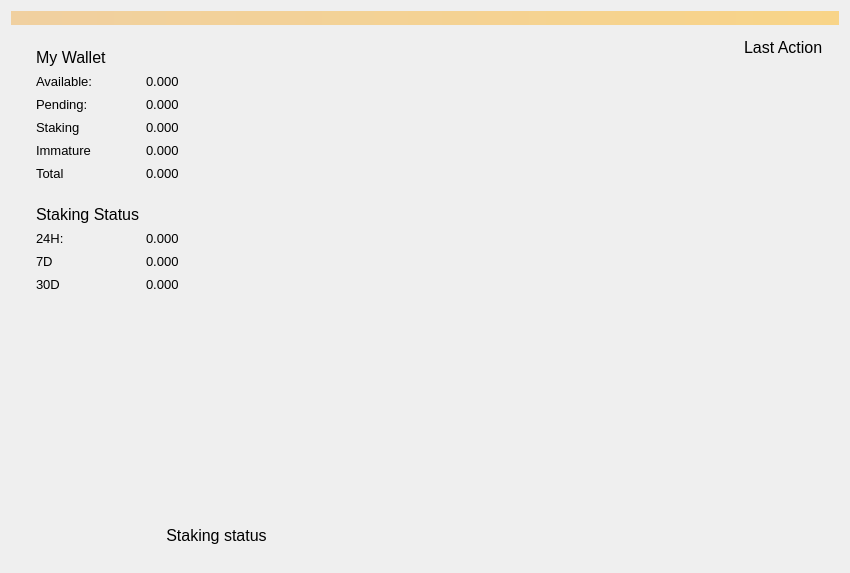
Qt form src/qt/forms/overviewpage.ui (mammix2/boostcoin) before a commit.
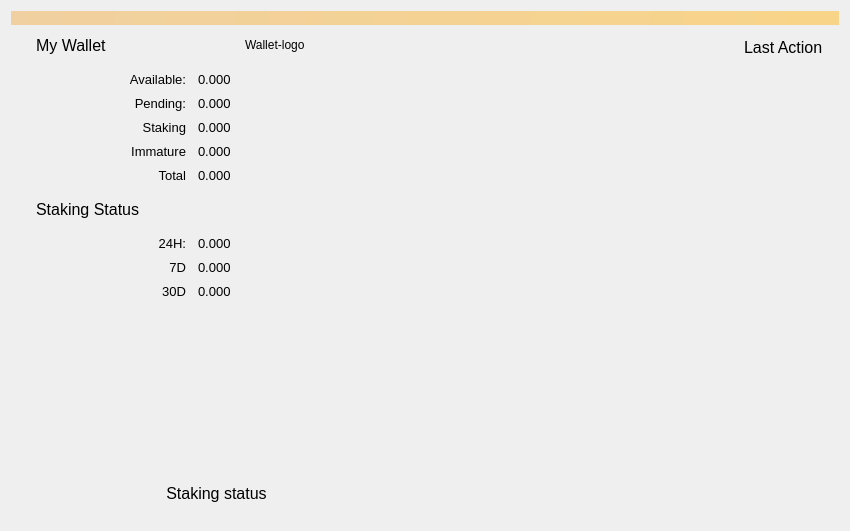
The same form after that commit. Icons and pictures are not drawn. Custom widgets are drawn as their Qt base class.

Diff of the .ui file:
```diff
--- a/src/qt/forms/overviewpage.ui
+++ b/src/qt/forms/overviewpage.ui
@@ -7,7 +7,7 @@
     <x>0</x>
     <y>0</y>
     <width>850</width>
-    <height>573</height>
+    <height>531</height>
    </rect>
   </property>
   <property name="sizePolicy">
@@ -59,7 +59,7 @@
         <number>16</number>
        </property>
        <property name="topMargin">
-        <number>7</number>
+        <number>4</number>
        </property>
        <property name="rightMargin">
         <number>16</number>
@@ -69,33 +69,67 @@
        </property>
        <item>
         <widget class="QWidget" name="widget" native="true">
-         <layout class="QVBoxLayout" name="verticalLayout_5">
+         <layout class="QVBoxLayout" name="verticalLayout_4" stretch="0,0,0,0">
+          <property name="spacing">
+           <number>6</number>
+          </property>
+          <property name="leftMargin">
+           <number>9</number>
+          </property>
+          <property name="topMargin">
+           <number>0</number>
+          </property>
+          <property name="rightMargin">
+           <number>9</number>
+          </property>
+          <property name="bottomMargin">
+           <number>6</number>
+          </property>
           <item>
-           <layout class="QHBoxLayout" name="horizontalLayout_6">
+           <layout class="QHBoxLayout" name="horizontalLayout_9">
             <item>
-             <layout class="QFormLayout" name="formLayout_2">
-              <property name="labelAlignment">
-               <set>Qt::AlignLeading|Qt::AlignLeft|Qt::AlignVCenter</set>
-              </property>
-              <item row="1" column="0">
                <widget class="QLabel" name="label_MyWallet">
+              <property name="enabled">
+               <bool>true</bool>
+              </property>
                 <property name="sizePolicy">
-                 <sizepolicy hsizetype="Minimum" vsizetype="Preferred">
+               <sizepolicy hsizetype="Preferred" vsizetype="Preferred">
                   <horstretch>0</horstretch>
                   <verstretch>0</verstretch>
                  </sizepolicy>
                 </property>
+              <property name="minimumSize">
+               <size>
+                <width>110</width>
+                <height>0</height>
+               </size>
+              </property>
                 <property name="font">
                  <font>
                   <pointsize>12</pointsize>
                  </font>
                 </property>
+              <property name="layoutDirection">
+               <enum>Qt::LeftToRight</enum>
+              </property>
+              <property name="lineWidth">
+               <number>1</number>
+              </property>
                 <property name="text">
                  <string>My Wallet</string>
                 </property>
-               </widget>
-              </item>
-              <item row="1" column="1">
+              <property name="alignment">
+               <set>Qt::AlignLeading|Qt::AlignLeft|Qt::AlignVCenter</set>
+              </property>
+              <property name="margin">
+               <number>-1</number>
+              </property>
+              <property name="indent">
+               <number>-1</number>
+              </property>
+             </widget>
+            </item>
+            <item>
                <spacer name="horizontalSpacer_2">
                 <property name="orientation">
                  <enum>Qt::Horizontal</enum>
@@ -108,7 +142,211 @@
                 </property>
                </spacer>
               </item>
-              <item row="5" column="0">
+            <item>
+             <widget class="QLabel" name="label">
+              <property name="text">
+               <string>Wallet-logo</string>
+              </property>
+             </widget>
+            </item>
+            <item>
+             <spacer name="horizontalSpacer_3">
+              <property name="orientation">
+               <enum>Qt::Horizontal</enum>
+              </property>
+              <property name="sizeHint" stdset="0">
+               <size>
+                <width>40</width>
+                <height>20</height>
+               </size>
+              </property>
+             </spacer>
+            </item>
+           </layout>
+          </item>
+          <item>
+           <layout class="QFormLayout" name="formLayout_3">
+            <property name="horizontalSpacing">
+             <number>12</number>
+            </property>
+            <property name="verticalSpacing">
+             <number>7</number>
+            </property>
+            <property name="leftMargin">
+             <number>50</number>
+            </property>
+            <property name="topMargin">
+             <number>10</number>
+            </property>
+            <property name="rightMargin">
+             <number>10</number>
+            </property>
+            <property name="bottomMargin">
+             <number>10</number>
+            </property>
+            <item row="0" column="0">
+             <widget class="QLabel" name="label_5">
+              <property name="sizePolicy">
+               <sizepolicy hsizetype="Minimum" vsizetype="Preferred">
+                <horstretch>0</horstretch>
+                <verstretch>0</verstretch>
+               </sizepolicy>
+              </property>
+              <property name="minimumSize">
+               <size>
+                <width>100</width>
+                <height>17</height>
+               </size>
+              </property>
+              <property name="maximumSize">
+               <size>
+                <width>100</width>
+                <height>17</height>
+               </size>
+              </property>
+              <property name="font">
+               <font>
+                <pointsize>10</pointsize>
+                <weight>50</weight>
+                <bold>false</bold>
+                <stylestrategy>PreferAntialias</stylestrategy>
+               </font>
+              </property>
+              <property name="text">
+               <string>Available:</string>
+              </property>
+              <property name="alignment">
+               <set>Qt::AlignRight|Qt::AlignTrailing|Qt::AlignVCenter</set>
+              </property>
+             </widget>
+            </item>
+            <item row="0" column="1">
+             <widget class="QLabel" name="labelBalance">
+              <property name="font">
+               <font>
+                <pointsize>10</pointsize>
+                <weight>50</weight>
+                <bold>false</bold>
+                <stylestrategy>PreferAntialias</stylestrategy>
+               </font>
+              </property>
+              <property name="text">
+               <string>0.000</string>
+              </property>
+              <property name="alignment">
+               <set>Qt::AlignLeading|Qt::AlignLeft|Qt::AlignVCenter</set>
+              </property>
+             </widget>
+            </item>
+            <item row="1" column="0">
+             <widget class="QLabel" name="label_7">
+              <property name="sizePolicy">
+               <sizepolicy hsizetype="Minimum" vsizetype="Preferred">
+                <horstretch>0</horstretch>
+                <verstretch>0</verstretch>
+               </sizepolicy>
+              </property>
+              <property name="minimumSize">
+               <size>
+                <width>100</width>
+                <height>17</height>
+               </size>
+              </property>
+              <property name="maximumSize">
+               <size>
+                <width>100</width>
+                <height>17</height>
+               </size>
+              </property>
+              <property name="font">
+               <font>
+                <pointsize>10</pointsize>
+                <weight>50</weight>
+                <bold>false</bold>
+                <stylestrategy>PreferAntialias</stylestrategy>
+               </font>
+              </property>
+              <property name="text">
+               <string>Pending:</string>
+              </property>
+              <property name="alignment">
+               <set>Qt::AlignRight|Qt::AlignTrailing|Qt::AlignVCenter</set>
+              </property>
+             </widget>
+            </item>
+            <item row="1" column="1">
+             <widget class="QLabel" name="labelUnconfirmed">
+              <property name="font">
+               <font>
+                <pointsize>10</pointsize>
+                <weight>50</weight>
+                <bold>false</bold>
+                <stylestrategy>PreferAntialias</stylestrategy>
+               </font>
+              </property>
+              <property name="text">
+               <string>0.000</string>
+              </property>
+              <property name="alignment">
+               <set>Qt::AlignLeading|Qt::AlignLeft|Qt::AlignVCenter</set>
+              </property>
+             </widget>
+            </item>
+            <item row="2" column="0">
+             <widget class="QLabel" name="labelStakingText">
+              <property name="sizePolicy">
+               <sizepolicy hsizetype="Minimum" vsizetype="Preferred">
+                <horstretch>0</horstretch>
+                <verstretch>0</verstretch>
+               </sizepolicy>
+              </property>
+              <property name="minimumSize">
+               <size>
+                <width>100</width>
+                <height>17</height>
+               </size>
+              </property>
+              <property name="maximumSize">
+               <size>
+                <width>100</width>
+                <height>17</height>
+               </size>
+              </property>
+              <property name="font">
+               <font>
+                <pointsize>10</pointsize>
+                <weight>50</weight>
+                <bold>false</bold>
+                <stylestrategy>PreferAntialias</stylestrategy>
+               </font>
+              </property>
+              <property name="text">
+               <string>Staking</string>
+              </property>
+              <property name="alignment">
+               <set>Qt::AlignRight|Qt::AlignTrailing|Qt::AlignVCenter</set>
+              </property>
+             </widget>
+            </item>
+            <item row="2" column="1">
+             <widget class="QLabel" name="labelStaking">
+              <property name="font">
+               <font>
+                <pointsize>10</pointsize>
+                <weight>50</weight>
+                <bold>false</bold>
+                <stylestrategy>PreferAntialias</stylestrategy>
+               </font>
+              </property>
+              <property name="text">
+               <string>0.000</string>
+              </property>
+              <property name="alignment">
+               <set>Qt::AlignLeading|Qt::AlignLeft|Qt::AlignVCenter</set>
+              </property>
+             </widget>
+            </item>
+            <item row="3" column="0">
                <widget class="QLabel" name="labelImmatureText">
                 <property name="sizePolicy">
                  <sizepolicy hsizetype="Minimum" vsizetype="Preferred">
@@ -140,11 +378,11 @@
                  <string>Immature</string>
                 </property>
                 <property name="alignment">
-                 <set>Qt::AlignLeading|Qt::AlignLeft|Qt::AlignVCenter</set>
+               <set>Qt::AlignRight|Qt::AlignTrailing|Qt::AlignVCenter</set>
                 </property>
                </widget>
               </item>
-              <item row="5" column="1">
+            <item row="3" column="1">
                <widget class="QLabel" name="labelImmature">
                 <property name="font">
                  <font>
@@ -162,7 +400,7 @@
                 </property>
                </widget>
               </item>
-              <item row="6" column="0">
+            <item row="4" column="0">
                <widget class="QLabel" name="label_8">
                 <property name="sizePolicy">
                  <sizepolicy hsizetype="Minimum" vsizetype="Preferred">
@@ -194,11 +432,11 @@
                  <string>Total</string>
                 </property>
                 <property name="alignment">
-                 <set>Qt::AlignLeading|Qt::AlignLeft|Qt::AlignVCenter</set>
+               <set>Qt::AlignRight|Qt::AlignTrailing|Qt::AlignVCenter</set>
                 </property>
                </widget>
               </item>
-              <item row="6" column="1">
+            <item row="4" column="1">
                <widget class="QLabel" name="labelTotal">
                 <property name="font">
                  <font>
@@ -216,90 +454,60 @@
                 </property>
                </widget>
               </item>
-              <item row="8" column="0">
+           </layout>
+          </item>
+          <item>
+           <layout class="QHBoxLayout" name="horizontalLayout_4">
+            <item>
                <widget class="QLabel" name="StakingStatus_Heading">
+              <property name="minimumSize">
+               <size>
+                <width>100</width>
+                <height>0</height>
+               </size>
+              </property>
                 <property name="font">
                  <font>
                   <pointsize>12</pointsize>
                  </font>
                 </property>
+              <property name="lineWidth">
+               <number>1</number>
+              </property>
                 <property name="text">
                  <string>Staking Status</string>
                 </property>
                 <property name="alignment">
                  <set>Qt::AlignLeading|Qt::AlignLeft|Qt::AlignVCenter</set>
                 </property>
-               </widget>
-              </item>
-              <item row="8" column="1">
-               <spacer name="horizontalSpacer">
-                <property name="orientation">
-                 <enum>Qt::Horizontal</enum>
-                </property>
-                <property name="sizeHint" stdset="0">
-                 <size>
-                  <width>40</width>
-                  <height>20</height>
-                 </size>
-                </property>
-               </spacer>
-              </item>
-              <item row="9" column="0">
-               <widget class="QLabel" name="label_10">
-                <property name="sizePolicy">
-                 <sizepolicy hsizetype="Minimum" vsizetype="Preferred">
-                  <horstretch>0</horstretch>
-                  <verstretch>0</verstretch>
-                 </sizepolicy>
-                </property>
-                <property name="minimumSize">
-                 <size>
-                  <width>100</width>
-                  <height>17</height>
-                 </size>
-                </property>
-                <property name="maximumSize">
-                 <size>
-                  <width>100</width>
-                  <height>17</height>
-                 </size>
-                </property>
-                <property name="font">
-                 <font>
-                  <pointsize>10</pointsize>
-                  <weight>50</weight>
-                  <bold>false</bold>
-                  <stylestrategy>PreferAntialias</stylestrategy>
-                 </font>
-                </property>
-                <property name="text">
-                 <string>24H:</string>
-                </property>
-                <property name="alignment">
-                 <set>Qt::AlignLeading|Qt::AlignLeft|Qt::AlignVCenter</set>
-                </property>
-               </widget>
-              </item>
-              <item row="9" column="1">
-               <widget class="QLabel" name="label24hStakingStats">
-                <property name="font">
-                 <font>
-                  <pointsize>10</pointsize>
-                  <weight>50</weight>
-                  <bold>false</bold>
-                  <stylestrategy>PreferAntialias</stylestrategy>
-                  <kerning>false</kerning>
-                 </font>
-                </property>
-                <property name="text">
-                 <string>0.000</string>
-                </property>
-                <property name="alignment">
-                 <set>Qt::AlignLeading|Qt::AlignLeft|Qt::AlignVCenter</set>
-                </property>
-               </widget>
-              </item>
-              <item row="10" column="0">
+              <property name="margin">
+               <number>-1</number>
+              </property>
+             </widget>
+            </item>
+           </layout>
+          </item>
+          <item>
+           <layout class="QFormLayout" name="formLayout">
+            <property name="horizontalSpacing">
+             <number>12</number>
+            </property>
+            <property name="verticalSpacing">
+             <number>7</number>
+            </property>
+            <property name="leftMargin">
+             <number>50</number>
+            </property>
+            <property name="topMargin">
+             <number>10</number>
+            </property>
+            <property name="rightMargin">
+             <number>10</number>
+            </property>
+            <property name="bottomMargin">
+             <number>10</number>
+            </property>
+            <item row="1" column="0">
                <widget class="QLabel" name="label_13">
                 <property name="sizePolicy">
                  <sizepolicy hsizetype="Minimum" vsizetype="Preferred">
@@ -332,11 +540,11 @@
                  <string>7D</string>
                 </property>
                 <property name="alignment">
-                 <set>Qt::AlignLeading|Qt::AlignLeft|Qt::AlignVCenter</set>
+               <set>Qt::AlignRight|Qt::AlignTrailing|Qt::AlignVCenter</set>
                 </property>
                </widget>
               </item>
-              <item row="10" column="1">
+            <item row="1" column="1">
                <widget class="QLabel" name="label7dStakingStats">
                 <property name="font">
                  <font>
@@ -355,7 +563,7 @@
                 </property>
                </widget>
               </item>
-              <item row="11" column="0">
+            <item row="2" column="0">
                <widget class="QLabel" name="label_14">
                 <property name="sizePolicy">
                  <sizepolicy hsizetype="Minimum" vsizetype="Preferred">
@@ -365,13 +573,13 @@
                 </property>
                 <property name="minimumSize">
                  <size>
-                  <width>70</width>
+                <width>100</width>
                   <height>17</height>
                  </size>
                 </property>
                 <property name="maximumSize">
                  <size>
-                  <width>70</width>
+                <width>100</width>
                   <height>17</height>
                  </size>
                 </property>
@@ -388,11 +596,11 @@
                  <string>30D</string>
                 </property>
                 <property name="alignment">
-                 <set>Qt::AlignLeading|Qt::AlignLeft|Qt::AlignVCenter</set>
+               <set>Qt::AlignRight|Qt::AlignTrailing|Qt::AlignVCenter</set>
                 </property>
                </widget>
               </item>
-              <item row="11" column="1">
+            <item row="2" column="1">
                <widget class="QLabel" name="label30dStakingStats">
                 <property name="font">
                  <font>
@@ -411,21 +619,8 @@
                 </property>
                </widget>
               </item>
-              <item row="7" column="0">
-               <widget class="Line" name="line">
-                <property name="minimumSize">
-                 <size>
-                  <width>0</width>
-                  <height>10</height>
-                 </size>
-                </property>
-                <property name="orientation">
-                 <enum>Qt::Horizontal</enum>
-                </property>
-               </widget>
-              </item>
-              <item row="4" column="0">
-               <widget class="QLabel" name="labelStakingText">
+            <item row="0" column="0">
+             <widget class="QLabel" name="label_10">
                 <property name="sizePolicy">
                  <sizepolicy hsizetype="Minimum" vsizetype="Preferred">
                   <horstretch>0</horstretch>
@@ -453,21 +648,22 @@
                  </font>
                 </property>
                 <property name="text">
-                 <string>Staking</string>
+               <string>24H:</string>
                 </property>
                 <property name="alignment">
-                 <set>Qt::AlignLeading|Qt::AlignLeft|Qt::AlignVCenter</set>
+               <set>Qt::AlignRight|Qt::AlignTrailing|Qt::AlignVCenter</set>
                 </property>
                </widget>
               </item>
-              <item row="4" column="1">
-               <widget class="QLabel" name="labelStaking">
+            <item row="0" column="1">
+             <widget class="QLabel" name="label24hStakingStats">
                 <property name="font">
                  <font>
                   <pointsize>10</pointsize>
                   <weight>50</weight>
                   <bold>false</bold>
                   <stylestrategy>PreferAntialias</stylestrategy>
+                <kerning>false</kerning>
                  </font>
                 </property>
                 <property name="text">
@@ -477,116 +673,6 @@
                  <set>Qt::AlignLeading|Qt::AlignLeft|Qt::AlignVCenter</set>
                 </property>
                </widget>
-              </item>
-              <item row="3" column="0">
-               <widget class="QLabel" name="label_7">
-                <property name="sizePolicy">
-                 <sizepolicy hsizetype="Minimum" vsizetype="Preferred">
-                  <horstretch>0</horstretch>
-                  <verstretch>0</verstretch>
-                 </sizepolicy>
-                </property>
-                <property name="minimumSize">
-                 <size>
-                  <width>100</width>
-                  <height>17</height>
-                 </size>
-                </property>
-                <property name="maximumSize">
-                 <size>
-                  <width>100</width>
-                  <height>17</height>
-                 </size>
-                </property>
-                <property name="font">
-                 <font>
-                  <pointsize>10</pointsize>
-                  <weight>50</weight>
-                  <bold>false</bold>
-                  <stylestrategy>PreferAntialias</stylestrategy>
-                 </font>
-                </property>
-                <property name="text">
-                 <string>Pending:</string>
-                </property>
-                <property name="alignment">
-                 <set>Qt::AlignLeading|Qt::AlignLeft|Qt::AlignVCenter</set>
-                </property>
-               </widget>
-              </item>
-              <item row="3" column="1">
-               <widget class="QLabel" name="labelUnconfirmed">
-                <property name="font">
-                 <font>
-                  <pointsize>10</pointsize>
-                  <weight>50</weight>
-                  <bold>false</bold>
-                  <stylestrategy>PreferAntialias</stylestrategy>
-                 </font>
-                </property>
-                <property name="text">
-                 <string>0.000</string>
-                </property>
-                <property name="alignment">
-                 <set>Qt::AlignLeading|Qt::AlignLeft|Qt::AlignVCenter</set>
-                </property>
-               </widget>
-              </item>
-              <item row="2" column="0">
-               <widget class="QLabel" name="label_5">
-                <property name="sizePolicy">
-                 <sizepolicy hsizetype="Minimum" vsizetype="Preferred">
-                  <horstretch>0</horstretch>
-                  <verstretch>0</verstretch>
-                 </sizepolicy>
-                </property>
-                <property name="minimumSize">
-                 <size>
-                  <width>100</width>
-                  <height>17</height>
-                 </size>
-                </property>
-                <property name="maximumSize">
-                 <size>
-                  <width>100</width>
-                  <height>17</height>
-                 </size>
-                </property>
-                <property name="font">
-                 <font>
-                  <pointsize>10</pointsize>
-                  <weight>50</weight>
-                  <bold>false</bold>
-                  <stylestrategy>PreferAntialias</stylestrategy>
-                 </font>
-                </property>
-                <property name="text">
-                 <string>Available:</string>
-                </property>
-                <property name="alignment">
-                 <set>Qt::AlignLeading|Qt::AlignLeft|Qt::AlignVCenter</set>
-                </property>
-               </widget>
-              </item>
-              <item row="2" column="1">
-               <widget class="QLabel" name="labelBalance">
-                <property name="font">
-                 <font>
-                  <pointsize>10</pointsize>
-                  <weight>50</weight>
-                  <bold>false</bold>
-                  <stylestrategy>PreferAntialias</stylestrategy>
-                 </font>
-                </property>
-                <property name="text">
-                 <string>0.000</string>
-                </property>
-                <property name="alignment">
-                 <set>Qt::AlignLeading|Qt::AlignLeft|Qt::AlignVCenter</set>
-                </property>
-               </widget>
-              </item>
-             </layout>
             </item>
            </layout>
           </item>
@@ -683,7 +769,7 @@
          <number>16</number>
         </property>
         <item>
-         <layout class="QVBoxLayout" name="verticalLayout_4">
+         <layout class="QVBoxLayout" name="verticalLayout_4_4">
           <item>
            <layout class="QHBoxLayout" name="horizontalLayout_5">
             <property name="sizeConstraint">
@@ -790,6 +876,12 @@
             </item>
             <item>
              <widget class="QPushButton" name="labelWalletStatus">
+              <property name="minimumSize">
+               <size>
+                <width>40</width>
+                <height>40</height>
+               </size>
+              </property>
               <property name="maximumSize">
                <size>
                 <width>22</width>
@@ -805,6 +897,12 @@
               <property name="text">
                <string/>
               </property>
+              <property name="iconSize">
+               <size>
+                <width>40</width>
+                <height>40</height>
+               </size>
+              </property>
               <property name="flat">
                <bool>true</bool>
               </property>
```
Left out of the diff: 3 changed lines with no effect on the pictures. Lines whose indentation alone changed are shown as unchanged.
